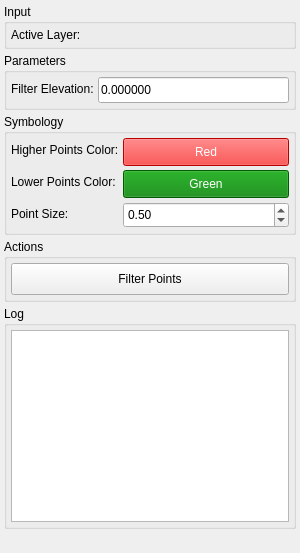
Above: Q_Pansopy/ui/utilities/qpansopy_point_filter_dockwidget.ui from FLYGHT7/qpansopy before the change. Below: the same form after it.
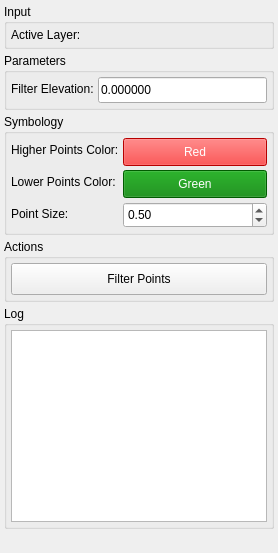
That is the form after the change.

The edit to the form file:
```diff
--- a/Q_Pansopy/ui/utilities/qpansopy_point_filter_dockwidget.ui
+++ b/Q_Pansopy/ui/utilities/qpansopy_point_filter_dockwidget.ui
@@ -4,8 +4,8 @@
  <widget class="QDockWidget" name="QPANSOPYPointFilterDockWidget">
   <property name="minimumSize">
    <size>
-    <width>300</width>
-    <height>500</height>
+    <width>250</width>
+    <height>200</height>
    </size>
   </property>
    <property name="maximumSize">
```
